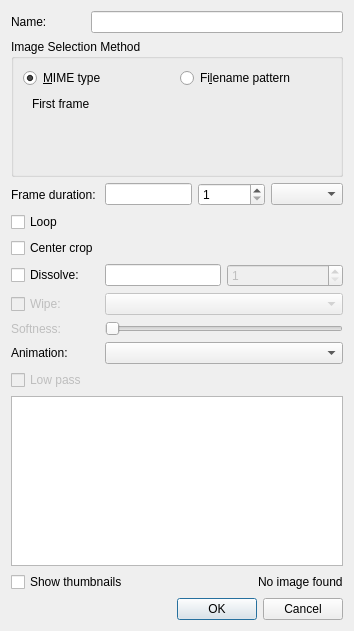
Above: src/ui/slideshowclip_ui.ui from KDE/kdenlive before the change. Below: the same form after it.
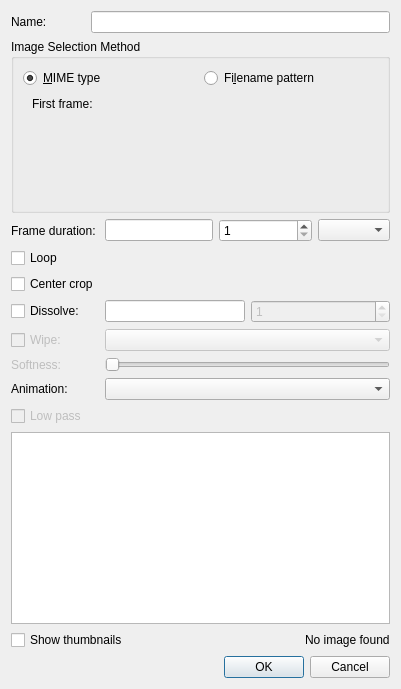
That is the form after the change. The open tabs and pages were chosen to show the change. Custom widgets are drawn as their Qt base class.

Commit message: Fix label not ending with semi-column

Diff of the .ui file:
```diff
--- a/src/ui/slideshowclip_ui.ui
+++ b/src/ui/slideshowclip_ui.ui
@@ -10,8 +10,8 @@
    <rect>
     <x>0</x>
     <y>0</y>
-    <width>354</width>
-    <height>631</height>
+    <width>401</width>
+    <height>689</height>
    </rect>
   </property>
   <property name="windowTitle">
@@ -224,7 +224,7 @@
           <item row="0" column="0">
            <widget class="QLabel" name="label_5">
             <property name="text">
-             <string>First frame</string>
+             <string>First frame:</string>
             </property>
            </widget>
           </item>
```
Left out of the diff: 12 changed lines with no effect on the pictures.
